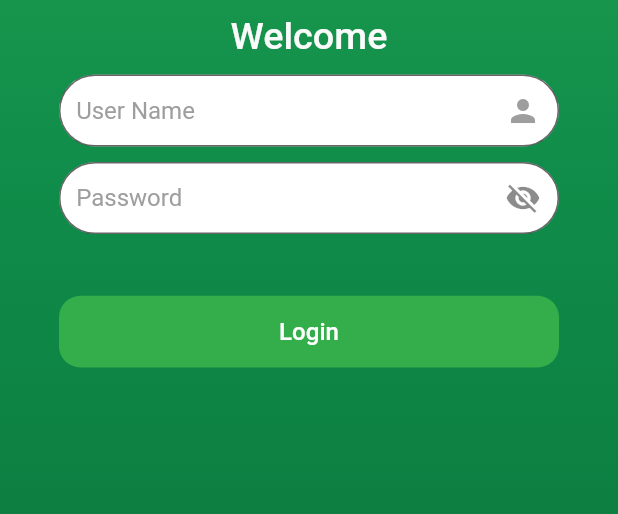
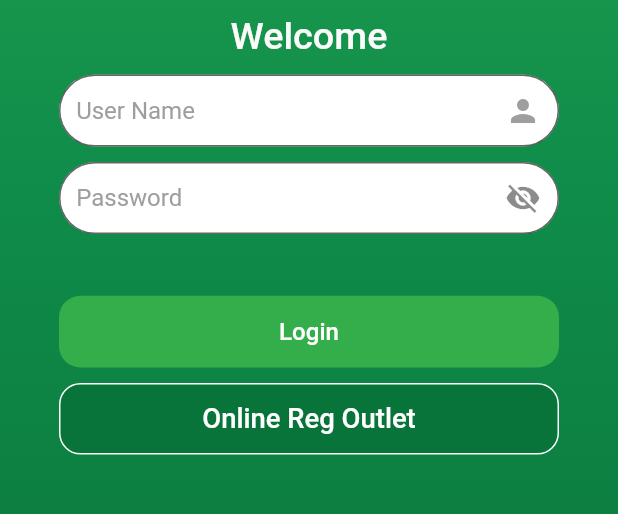
Before and after one commit to AhmedSaeedMorsy/Zetico, a Flutter app: the screen it shows after launch, on a phone screen of 412 x 824 dp, the part 448-962 px from its top. Run offline on Flutter 3.47's test engine with Material 2 defaults, Android fonts, the light colour scheme and no system bars; our stand-ins replace conditional_builder_rec, dio, dropdown_button2, easy_localization, flutter_bloc, flutter_phoenix and 5 more; Roboto replaces fonts that are missing (Montserrat).

Commit message:
register add outlet

```diff
--- a/lib/login_screen/view/login_view.dart
+++ b/lib/login_screen/view/login_view.dart
@@ -12,6 +12,7 @@ import 'package:zetico/login_screen/controller/login_states.dart';
 import '../../app/common/widget.dart';
 import '../../app/resources/assets_manager.dart';
 import '../../app/resources/color_manager.dart';
+import '../../app/resources/routes_manager.dart';
 import '../../app/resources/strings_manager.dart';
 import '../../app/resources/values_manager.dart';
 
@@ -160,36 +161,40 @@ class LoginView extends StatelessWidget {
                   },
                   AppStrings.login.tr(),
                 ),
-
+                SizedBox(
+                  height: MediaQuery.of(context).size.height / AppSize.s80,
+                ),
+                Container(
+                  width: double.infinity,
+                  height: AppSize.s40.h,
+                  clipBehavior: Clip.antiAliasWithSaveLayer,
+                  decoration: BoxDecoration(
+                    border: Border.all(
+                      color: ColorManager.white,
+                    ),
+                    color: ColorManager.thirdgradientColor,
+                    borderRadius: BorderRadius.circular(
+                      AppSize.s12.h,
+                    ),
+                  ),
+                  child: MaterialButton(
+                    onPressed: () {
+                      Navigator.pushNamed(
+                        context,
+                        Routes.addOutletRoute,
+                      );
+                    },
+                    child: Text(
+                      AppStrings.onlineRegOutlet.tr(),
+                      style: Theme.of(context).textTheme.bodyMedium!.copyWith(
+                            fontSize: FontSizeManager.s16.sp,
+                          ),
+                    ),
+                  ),
+                ),
               ],
             ),
-          ), // SizedBox(
-                //   height: MediaQuery.of(context).size.height / AppSize.s80,
-                // ),
-                // Container(
-                //   width: double.infinity,
-                //   height: AppSize.s40.h,
-                //   clipBehavior: Clip.antiAliasWithSaveLayer,
-                //   decoration: BoxDecoration(
-                //     border: Border.all(
-                //       color: ColorManager.white,
-                //     ),
-                //     color: ColorManager.thirdgradientColor,
-                //     borderRadius: BorderRadius.circular(
-                //       AppSize.s12.h,
-                //     ),
-                //   ),
-                //   child: MaterialButton(
-                //     onPressed: () {},
-                //     child: Text(
-                //       AppStrings.onlineRegOutlet.tr(),
-                //       style: Theme.of(context).textTheme.bodyMedium!.copyWith(
-                //             fontSize: FontSizeManager.s16.sp,
-                //           ),
-                //     ),
-                //   ),
-                // ),
-
+          ),
         ),
       );
   void changeLanguage(context) {
--- a/pubspec.yaml
+++ b/pubspec.yaml
@@ -17,7 +17,7 @@ publish_to: "none" # Remove this line if you wish to publish to pub.dev
 # https://developer.apple.com/library/archive/documentation/General/Reference/InfoPlistKeyReference/Articles/CoreFoundationKeys.html
 # In Windows, build-name is used as the major, minor, and patch parts
 # of the product and file versions while build-number is used as the build suffix.
-version: 1.0.7
+version: 1.1.0
 
 environment:
   sdk: ">=2.18.2 <3.0.0"
```
Also changed, not shown: pubspec.lock, 6 other files.
